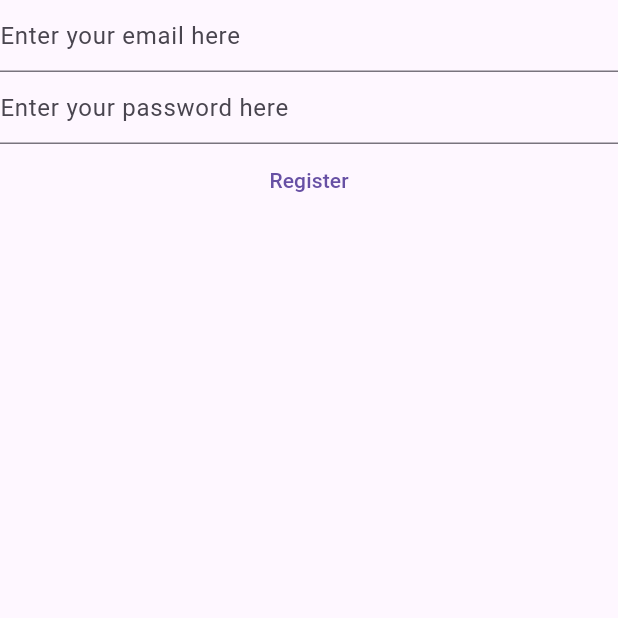
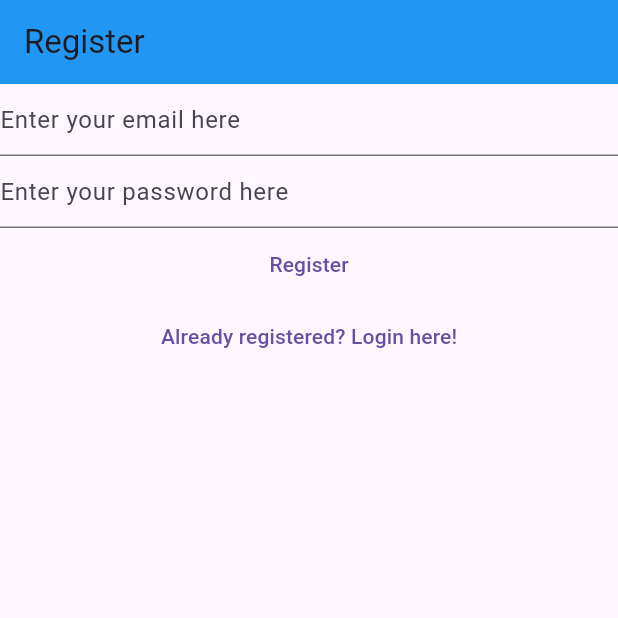
Before and after one commit to Buhana149/firebase_impl_app, a Flutter app: the RegisterView screen opened directly, on a phone screen of 412 x 824 dp, the top half of it. Run offline on Flutter 3.47's test engine with Material 3 defaults, Android fonts, the phone set to English and light mode, and no system bars; our stand-ins replace firebase_auth, firebase_core; accounts and stored records are empty.

Commit message:
basic parts of login and register done

```diff
--- a/lib/main.dart
+++ b/lib/main.dart
@@ -1,4 +1,6 @@
 import 'package:firebase_impl_app/home_page.dart';
+import 'package:firebase_impl_app/register_pages/login_view.dart';
+import 'package:firebase_impl_app/register_pages/register_view.dart';
 import 'package:flutter/material.dart';
 
 void main() {
@@ -16,6 +18,10 @@ class MyApp extends StatelessWidget {
         primarySwatch: Colors.blue,
       ),
       home: const HomePage(),
+      routes: {
+        '/login' : (context) => const LoginView(),
+        '/register' : (context) => const RegisterView(),
+      },
     );
   }
 }
--- a/lib/register_pages/login_view.dart
+++ b/lib/register_pages/login_view.dart
@@ -28,22 +28,25 @@ class _LoginViewState extends State<LoginView> {
 
   @override
   Widget build(BuildContext context) {
-    return Column(children: [
+    return Scaffold(
+      appBar: AppBar(
+        backgroundColor: Colors.blue,
+        title: Text('Login'),
+      ),
+      body: Column(children: [
         TextField(
           controller: _email,
           enableSuggestions: false,
           autocorrect: false,
           keyboardType: TextInputType.emailAddress,
-                  decoration:
-                      InputDecoration(hintText: 'Enter your email here'),
+          decoration: InputDecoration(hintText: 'Enter your email here'),
         ),
         TextField(
           controller: _password,
           obscureText: true,
           enableSuggestions: false,
           autocorrect: false,
-                  decoration:
-                      InputDecoration(hintText: 'Enter your password here'),
+          decoration: InputDecoration(hintText: 'Enter your password here'),
         ),
         TextButton(
           onPressed: () async {
@@ -66,6 +69,16 @@ class _LoginViewState extends State<LoginView> {
           },
           child: Text('Log in'),
         ),
-              ]);
+        TextButton(
+          onPressed: () {
+            Navigator.of(context).pushNamedAndRemoveUntil(
+              '/register',
+              (route) => false,
+            );
+          },
+          child: Text('Not registered yet? Register here'),
+        ),
+      ]),
+    );
   }
 }
--- a/lib/register_pages/register_view.dart
+++ b/lib/register_pages/register_view.dart
@@ -1,6 +1,4 @@
 import 'package:firebase_auth/firebase_auth.dart';
-import 'package:firebase_core/firebase_core.dart';
-import 'package:firebase_impl_app/firebase_options.dart';
 import 'package:flutter/material.dart';
 
 class RegisterView extends StatefulWidget {
@@ -30,22 +28,25 @@ class _RegisterViewState extends State<RegisterView> {
 
   @override
   Widget build(BuildContext context) {
-    return Column(children: [
+    return Scaffold(
+      appBar: AppBar(
+        backgroundColor: Colors.blue,
+        title: const Text('Register'),
+      ),
+      body: Column(children: [
         TextField(
           controller: _email,
           enableSuggestions: false,
           autocorrect: false,
           keyboardType: TextInputType.emailAddress,
-                  decoration:
-                      InputDecoration(hintText: 'Enter your email here'),
+          decoration: InputDecoration(hintText: 'Enter your email here'),
         ),
         TextField(
           controller: _password,
           obscureText: true,
           enableSuggestions: false,
           autocorrect: false,
-                  decoration:
-                      InputDecoration(hintText: 'Enter your password here'),
+          decoration: InputDecoration(hintText: 'Enter your password here'),
         ),
         TextButton(
           onPressed: () async {
@@ -70,6 +71,16 @@ class _RegisterViewState extends State<RegisterView> {
           },
           child: Text('Register'),
         ),
-              ]);
+        TextButton(
+          onPressed: () {
+          Navigator.of(context).pushNamedAndRemoveUntil(
+            '/login',
+            (route) => false,
+          );
+        },
+          child: Text('Already registered? Login here!'),
+        ),
+      ]),
+    );
   }
 }
```
Also changed, not shown: lib/home_page.dart (+10 -19 lines), lib/register_pages/verify_email_view.dart (+6 -1 lines). Lines whose indentation alone changed are shown as unchanged.
